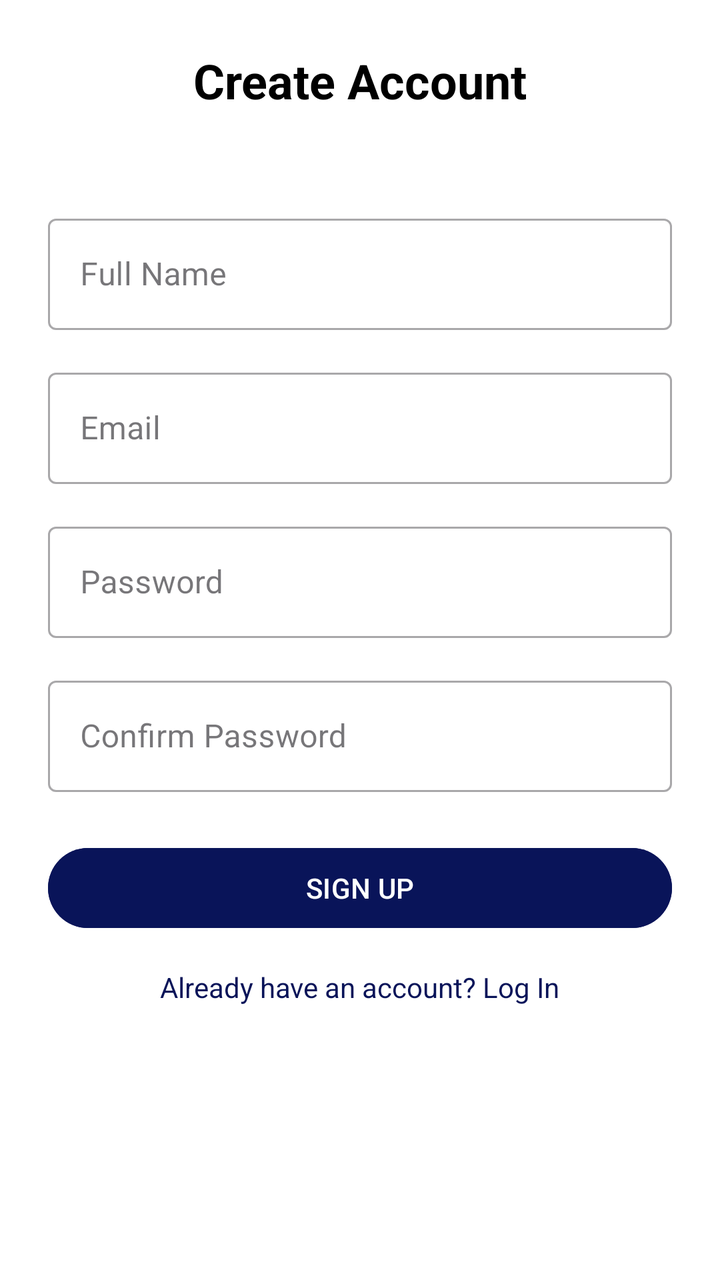
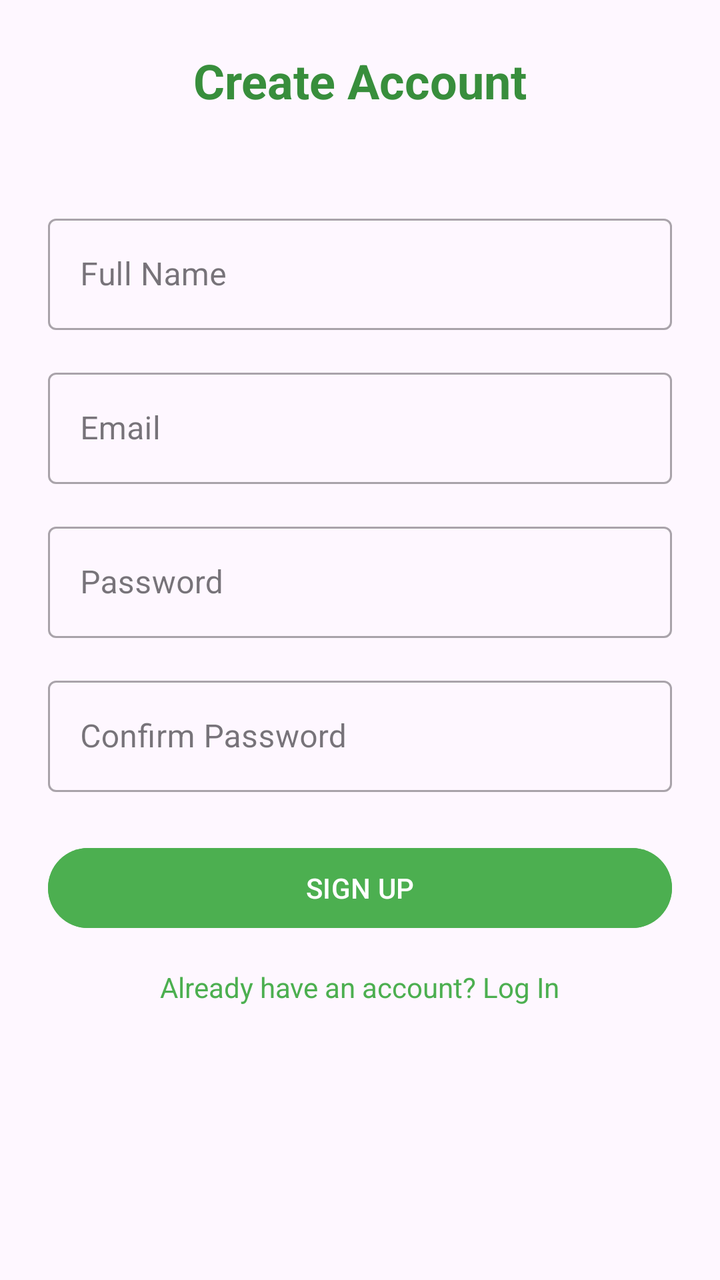

Screens rendered from an Android XML layout before and after an edit, with the pre-edit source and the edit as a unified diff.
<!-- AndroidManifest.xml: application theme Theme.IG_Connect -->
<!-- res/layout/activity_signup.xml -->
<?xml version="1.0" encoding="utf-8"?>
<androidx.constraintlayout.widget.ConstraintLayout
    xmlns:android="http://schemas.android.com/apk/res/android"
    xmlns:app="http://schemas.android.com/apk/res-auto"
    xmlns:tools="http://schemas.android.com/tools"
    android:id="@+id/main"
    android:layout_width="match_parent"
    android:layout_height="match_parent"
    android:background="#FFFFFF"
    android:padding="24dp"
    tools:context=".SignupActivity">

    
    <TextView
        android:id="@+id/titleText"
        android:layout_width="wrap_content"
        android:layout_height="wrap_content"
        android:text="@string/create_account"
        android:textSize="24sp"
        android:textColor="@color/black"
        android:textStyle="bold"
        app:layout_constraintEnd_toEndOf="parent"
        app:layout_constraintStart_toStartOf="parent"
        app:layout_constraintTop_toTopOf="parent"
        app:layout_constraintBottom_toTopOf="@+id/nameInput"/>

    
    <com.google.android.material.textfield.TextInputLayout
        android:id="@+id/nameLayout"
        android:layout_width="match_parent"
        android:layout_height="wrap_content"
        app:layout_constraintTop_toTopOf="parent"
        app:layout_constraintStart_toStartOf="parent"
        app:layout_constraintEnd_toEndOf="parent"
        style="@style/Widget.MaterialComponents.TextInputLayout.OutlinedBox"
        android:layout_marginTop="80dp">

        <com.google.android.material.textfield.TextInputEditText
            android:id="@+id/nameInput"
            android:layout_width="match_parent"
            android:layout_height="wrap_content"
            android:hint="@string/full_name"
            android:inputType="textPersonName"/>
    </com.google.android.material.textfield.TextInputLayout>

    
    <com.google.android.material.textfield.TextInputLayout
        android:id="@+id/emailLayout"
        android:layout_width="match_parent"
        android:layout_height="wrap_content"
        app:layout_constraintTop_toBottomOf="@id/nameLayout"
        app:layout_constraintStart_toStartOf="parent"
        app:layout_constraintEnd_toEndOf="parent"
        style="@style/Widget.MaterialComponents.TextInputLayout.OutlinedBox"
        android:layout_marginTop="16dp">

        <com.google.android.material.textfield.TextInputEditText
            android:id="@+id/emailInput"
            android:layout_width="match_parent"
            android:layout_height="wrap_content"
            android:hint="@string/email"
            android:inputType="textEmailAddress"/>
    </com.google.android.material.textfield.TextInputLayout>

    
    <com.google.android.material.textfield.TextInputLayout
        android:id="@+id/passwordLayout"
        android:layout_width="match_parent"
        android:layout_height="wrap_content"
        app:layout_constraintTop_toBottomOf="@id/emailLayout"
        app:layout_constraintStart_toStartOf="parent"
        app:layout_constraintEnd_toEndOf="parent"
        style="@style/Widget.MaterialComponents.TextInputLayout.OutlinedBox"
        android:layout_marginTop="16dp">

        <com.google.android.material.textfield.TextInputEditText
            android:id="@+id/passwordInput"
            android:layout_width="match_parent"
            android:layout_height="wrap_content"
            android:hint="@string/password"
            android:inputType="textPassword"/>
    </com.google.android.material.textfield.TextInputLayout>

    
    <com.google.android.material.textfield.TextInputLayout
        android:id="@+id/confirmPasswordLayout"
        android:layout_width="match_parent"
        android:layout_height="wrap_content"
        app:layout_constraintTop_toBottomOf="@id/passwordLayout"
        app:layout_constraintStart_toStartOf="parent"
        app:layout_constraintEnd_toEndOf="parent"
        style="@style/Widget.MaterialComponents.TextInputLayout.OutlinedBox"
        android:layout_marginTop="16dp">

        <com.google.android.material.textfield.TextInputEditText
            android:id="@+id/confirmPasswordInput"
            android:layout_width="match_parent"
            android:layout_height="wrap_content"
            android:hint="@string/confirm_password"
            android:inputType="textPassword"/>
    </com.google.android.material.textfield.TextInputLayout>

    
    <Button
        android:id="@+id/signupButton"
        android:layout_width="match_parent"
        android:layout_height="wrap_content"
        android:text="@string/sign_up"
        android:backgroundTint="@color/darkBlue"
        android:textColor="@color/white"
        app:layout_constraintTop_toBottomOf="@id/confirmPasswordLayout"
        app:layout_constraintStart_toStartOf="parent"
        app:layout_constraintEnd_toEndOf="parent"
        android:layout_marginTop="24dp"/>

    
    <TextView
        android:id="@+id/loginLink"
        android:layout_width="wrap_content"
        android:layout_height="wrap_content"
        android:text="@string/already_have_account"
        android:textColor="@color/darkBlue"
        app:layout_constraintTop_toBottomOf="@id/signupButton"
        app:layout_constraintStart_toStartOf="parent"
        app:layout_constraintEnd_toEndOf="parent"
        android:layout_marginTop="16dp"
        android:clickable="true"
        android:focusable="true"/>

</androidx.constraintlayout.widget.ConstraintLayout>
<!-- resources referenced by this layout -->
<resources>
  <color name="black">#000000</color>
  <color name="darkBlue">#091459</color>
  <color name="white">#FFFFFF</color>
  <string name="already_have_account">Already have an account? Log In</string>
  <string name="confirm_password">Confirm Password</string>
  <string name="create_account">Create Account</string>
  <string name="email">Email</string>
  <string name="full_name">Full Name</string>
  <string name="password">Password</string>
  <string name="sign_up">SIGN UP</string>
  <style name="Theme.IG_Connect" parent="Base.Theme.IG_Connect" />
  <style name="Base.Theme.IG_Connect" parent="Theme.Material3.Light.NoActionBar">
          <item name="colorPrimary">@color/blue</item>
          <item name="colorPrimaryVariant">@color/blue</item>
          <item name="android:statusBarColor">@color/blue</item>
      </style>
  <color name="blue">#85DAFF</color>
</resources>

<!-- the commit's change to res/layout/activity_signup.xml (unified diff, before → after) -->
@@ -6,25 +6,22 @@
     android:id="@+id/main"
     android:layout_width="match_parent"
     android:layout_height="match_parent"
-    android:background="#FFFFFF"
     android:padding="24dp"
     tools:context=".SignupActivity">
 
-    
     <TextView
         android:id="@+id/titleText"
         android:layout_width="wrap_content"
         android:layout_height="wrap_content"
         android:text="@string/create_account"
         android:textSize="24sp"
-        android:textColor="@color/black"
+        android:textColor="@color/green_700"
         android:textStyle="bold"
         app:layout_constraintEnd_toEndOf="parent"
         app:layout_constraintStart_toStartOf="parent"
         app:layout_constraintTop_toTopOf="parent"
         app:layout_constraintBottom_toTopOf="@+id/nameInput"/>
 
-    
     <com.google.android.material.textfield.TextInputLayout
         android:id="@+id/nameLayout"
         android:layout_width="match_parent"
@@ -40,10 +37,11 @@
             android:layout_width="match_parent"
             android:layout_height="wrap_content"
             android:hint="@string/full_name"
-            android:inputType="textPersonName"/>
+            android:inputType="textPersonName"
+            android:textColor="@color/green_700"
+            app:hintTextColor="@color/green_400"/>
     </com.google.android.material.textfield.TextInputLayout>
 
-    
     <com.google.android.material.textfield.TextInputLayout
         android:id="@+id/emailLayout"
         android:layout_width="match_parent"
@@ -59,10 +57,11 @@
             android:layout_width="match_parent"
             android:layout_height="wrap_content"
             android:hint="@string/email"
-            android:inputType="textEmailAddress"/>
+            android:inputType="textEmailAddress"
+            android:textColor="@color/green_700"
+            app:hintTextColor="@color/green_400"/>
     </com.google.android.material.textfield.TextInputLayout>
 
-    
     <com.google.android.material.textfield.TextInputLayout
         android:id="@+id/passwordLayout"
         android:layout_width="match_parent"
@@ -78,10 +77,11 @@
             android:layout_width="match_parent"
             android:layout_height="wrap_content"
             android:hint="@string/password"
-            android:inputType="textPassword"/>
+            android:inputType="textPassword"
+            android:textColor="@color/green_700"
+            app:hintTextColor="@color/green_400"/>
     </com.google.android.material.textfield.TextInputLayout>
 
-    
     <com.google.android.material.textfield.TextInputLayout
         android:id="@+id/confirmPasswordLayout"
         android:layout_width="match_parent"
@@ -97,29 +97,29 @@
             android:layout_width="match_parent"
             android:layout_height="wrap_content"
             android:hint="@string/confirm_password"
-            android:inputType="textPassword"/>
+            android:inputType="textPassword"
+            android:textColor="@color/green_700"
+            app:hintTextColor="@color/green_400"/>
     </com.google.android.material.textfield.TextInputLayout>
 
-    
     <Button
         android:id="@+id/signupButton"
         android:layout_width="match_parent"
         android:layout_height="wrap_content"
         android:text="@string/sign_up"
-        android:backgroundTint="@color/darkBlue"
+        android:backgroundTint="@color/green_500"
         android:textColor="@color/white"
         app:layout_constraintTop_toBottomOf="@id/confirmPasswordLayout"
         app:layout_constraintStart_toStartOf="parent"
         app:layout_constraintEnd_toEndOf="parent"
         android:layout_marginTop="24dp"/>
 
-    
     <TextView
         android:id="@+id/loginLink"
         android:layout_width="wrap_content"
         android:layout_height="wrap_content"
         android:text="@string/already_have_account"
-        android:textColor="@color/darkBlue"
+        android:textColor="@color/green_500"
         app:layout_constraintTop_toBottomOf="@id/signupButton"
         app:layout_constraintStart_toStartOf="parent"
         app:layout_constraintEnd_toEndOf="parent"
<!-- resource entries referenced after the edit -->
@@ -1,7 +1,8 @@
 <!-- resources referenced by this layout -->
 <resources>
-  <color name="black">#000000</color>
-  <color name="darkBlue">#091459</color>
+  <color name="green_400">#66BB6A</color>
+  <color name="green_500">#4CAF50</color>
+  <color name="green_700">#388E3C</color>
   <color name="white">#FFFFFF</color>
   <string name="already_have_account">Already have an account? Log In</string>
   <string name="confirm_password">Confirm Password</string>
